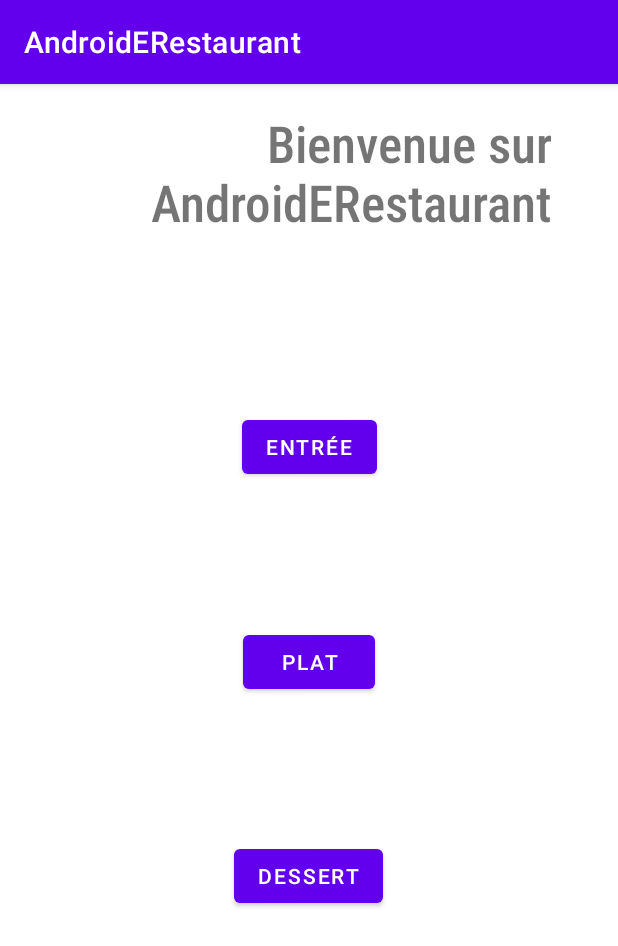
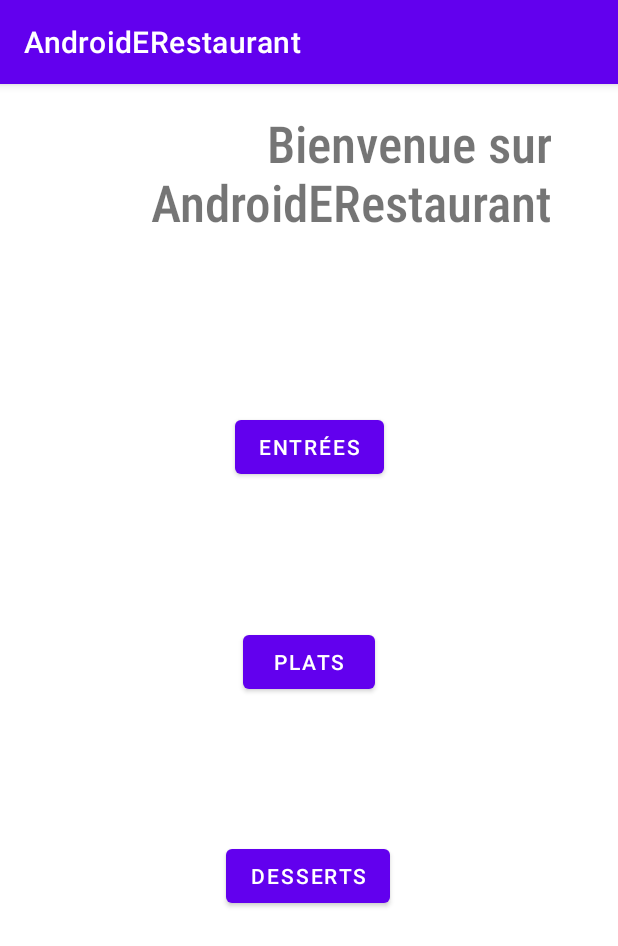
Before and after one commit to MatheoBailly/AndroidERestaurant, an Android app: the screen it shows after launch (HomeActivity), on a phone screen of 412 x 824 dp. Shown: the top 946 px of the screen. Run offline under Robolectric (Android 15) with nearby library versions, the phone set to English and light mode, and no system bars.

Commit message:
use of binding

```diff
--- a/app/build.gradle
+++ b/app/build.gradle
@@ -29,6 +29,9 @@ android {
     kotlinOptions {
         jvmTarget = '1.8'
     }
+    buildFeatures {
+        viewBinding = true
+    }
 }
 
 dependencies {
--- a/app/src/main/java/fr/isen/bailly/androiderestaurant/HomeActivity.kt
+++ b/app/src/main/java/fr/isen/bailly/androiderestaurant/HomeActivity.kt
@@ -3,39 +3,43 @@ package fr.isen.bailly.androiderestaurant
 import android.content.Intent
 import android.os.Bundle
 import android.util.Log
-import android.widget.Button
 //import android.widget.Toast
 import androidx.appcompat.app.AppCompatActivity
+import fr.isen.bailly.androiderestaurant.databinding.ActivityHomeBinding
 
 
 class HomeActivity : AppCompatActivity() {
 
+    private lateinit var binding: ActivityHomeBinding
+
     override fun onCreate(savedInstanceState: Bundle?) {
         super.onCreate(savedInstanceState)
-        setContentView(R.layout.activity_home)
+        binding = ActivityHomeBinding.inflate(layoutInflater)
+        setContentView(binding.root)
 
-        val btnStarter = findViewById<Button>(R.id.btnStarter)
-        val btnMainDish = findViewById<Button>(R.id.btnMainDish)
-        val btnDessert = findViewById<Button>(R.id.btnDessert)
+        binding.textWelcome.text = getString(R.string.home_welcome)
+        binding.btnStarters.text = getString(R.string.home_starters)
+        binding.btnMainDishes.text = getString(R.string.home_main_dishes)
+        binding.btnDesserts.text = getString(R.string.home_desserts)
 
-        btnStarter.setOnClickListener{
+        binding.btnStarters.setOnClickListener{
             //Toast.makeText(this@HomeActivity, "Vous avez sélectionné l'entrée", Toast.LENGTH_SHORT).show()
             changeActivity(getString(R.string.home_starters))
         }
 
-        btnMainDish.setOnClickListener{
+        binding.btnMainDishes.setOnClickListener{
             //val toast = Toast.makeText(this@HomeActivity, "Vous avez sélectionné le plat", Toast.LENGTH_SHORT).show()
             changeActivity(getString(R.string.home_main_dishes))
         }
 
-        btnDessert.setOnClickListener{
+        binding.btnDesserts.setOnClickListener{
             //val toast = Toast.makeText(this@HomeActivity, "Vous avez sélectionné le dessert", Toast.LENGTH_SHORT).show()
             changeActivity(getString(R.string.home_desserts))
         }
     }
 
     private fun changeActivity( category: String ) {
-        val changePage = Intent(this@HomeActivity, MainDishActivity::class.java)
+        val changePage = Intent(this@HomeActivity, CategoryActivity::class.java)
         changePage.putExtra("category_type",category)
         Log.i("INFO", "End of HomeActivity")
         startActivity(changePage)
--- a/app/src/main/res/layout/activity_dessert.xml
+++ /dev/null
@@ -1,6 +0,0 @@
-<?xml version="1.0" encoding="utf-8"?>
-<androidx.constraintlayout.widget.ConstraintLayout xmlns:android="http://schemas.android.com/apk/res/android"
-    android:layout_width="match_parent"
-    android:layout_height="match_parent">
-
-</androidx.constraintlayout.widget.ConstraintLayout>
--- a/app/src/main/res/layout/activity_home.xml
+++ b/app/src/main/res/layout/activity_home.xml
@@ -7,11 +7,11 @@
     tools:context=".HomeActivity">
 
     <TextView
-        android:id="@+id/textView"
+        android:id="@+id/textWelcome"
         android:layout_width="324dp"
         android:layout_height="85dp"
         android:fontFamily="sans-serif-condensed-medium"
-        android:text="Bienvenue sur AndroidERestaurant"
+        android:text=""
         android:textAlignment="viewEnd"
         android:textSize="34sp"
         android:typeface="normal"
@@ -25,34 +25,34 @@
         app:layout_constraintVertical_bias="0.024" />
 
     <Button
-        android:id="@+id/btnStarter"
+        android:id="@+id/btnStarters"
         android:layout_width="wrap_content"
         android:layout_height="wrap_content"
         android:layout_marginTop="116dp"
-        android:text="Entrée"
+        android:text=""
         app:layout_constraintEnd_toEndOf="parent"
         app:layout_constraintStart_toStartOf="parent"
-        app:layout_constraintTop_toBottomOf="@+id/textView" />
+        app:layout_constraintTop_toBottomOf="@+id/textWelcome" />
 
     <Button
-        android:id="@+id/btnDessert"
+        android:id="@+id/btnDesserts"
         android:layout_width="wrap_content"
         android:layout_height="wrap_content"
         android:layout_marginBottom="216dp"
-        android:text="Dessert"
+        android:text=""
         app:layout_constraintBottom_toBottomOf="parent"
         app:layout_constraintEnd_toEndOf="parent"
         app:layout_constraintHorizontal_bias="0.498"
         app:layout_constraintStart_toStartOf="parent" />
 
     <Button
-        android:id="@+id/btnMainDish"
+        android:id="@+id/btnMainDishes"
         android:layout_width="wrap_content"
         android:layout_height="wrap_content"
-        android:text="Plat"
-        app:layout_constraintBottom_toTopOf="@+id/btnDessert"
+        android:text=""
+        app:layout_constraintBottom_toTopOf="@+id/btnDesserts"
         app:layout_constraintEnd_toEndOf="parent"
         app:layout_constraintStart_toStartOf="parent"
-        app:layout_constraintTop_toBottomOf="@+id/btnStarter" />
+        app:layout_constraintTop_toBottomOf="@+id/btnStarters" />
 
 </androidx.constraintlayout.widget.ConstraintLayout>
--- a/app/src/main/res/layout/activity_starter.xml
+++ /dev/null
@@ -1,6 +0,0 @@
-<?xml version="1.0" encoding="utf-8"?>
-<androidx.constraintlayout.widget.ConstraintLayout xmlns:android="http://schemas.android.com/apk/res/android"
-    android:layout_width="match_parent"
-    android:layout_height="match_parent">
-
-</androidx.constraintlayout.widget.ConstraintLayout>
--- a/app/src/main/res/values/strings.xml
+++ b/app/src/main/res/values/strings.xml
@@ -1,5 +1,6 @@
 <resources>
     <string name="app_name">AndroidERestaurant</string>
+    <string name="home_welcome">Bienvenue sur AndroidERestaurant</string>
     <string name="home_starters">Entrées</string>
     <string name="home_main_dishes">Plats</string>
     <string name="home_desserts">Desserts</string>
```
Also changed, not shown: app/src/main/AndroidManifest.xml (+1 -7 lines), app/src/main/java/fr/isen/bailly/androiderestaurant/CategoryActivity.kt (added, +21 -0 lines), app/src/main/java/fr/isen/bailly/androiderestaurant/DessertActivity.kt (deleted, +0 -13 lines), app/src/main/java/fr/isen/bailly/androiderestaurant/MainDishActivity.kt (deleted, +0 -16 lines), app/src/main/java/fr/isen/bailly/androiderestaurant/StarterActivity.kt (deleted, +0 -13 lines), app/src/main/res/layout/activity_category.xml (added, +32 -0 lines), app/src/main/res/layout/activity_main_dish.xml (deleted, +0 -16 lines).
